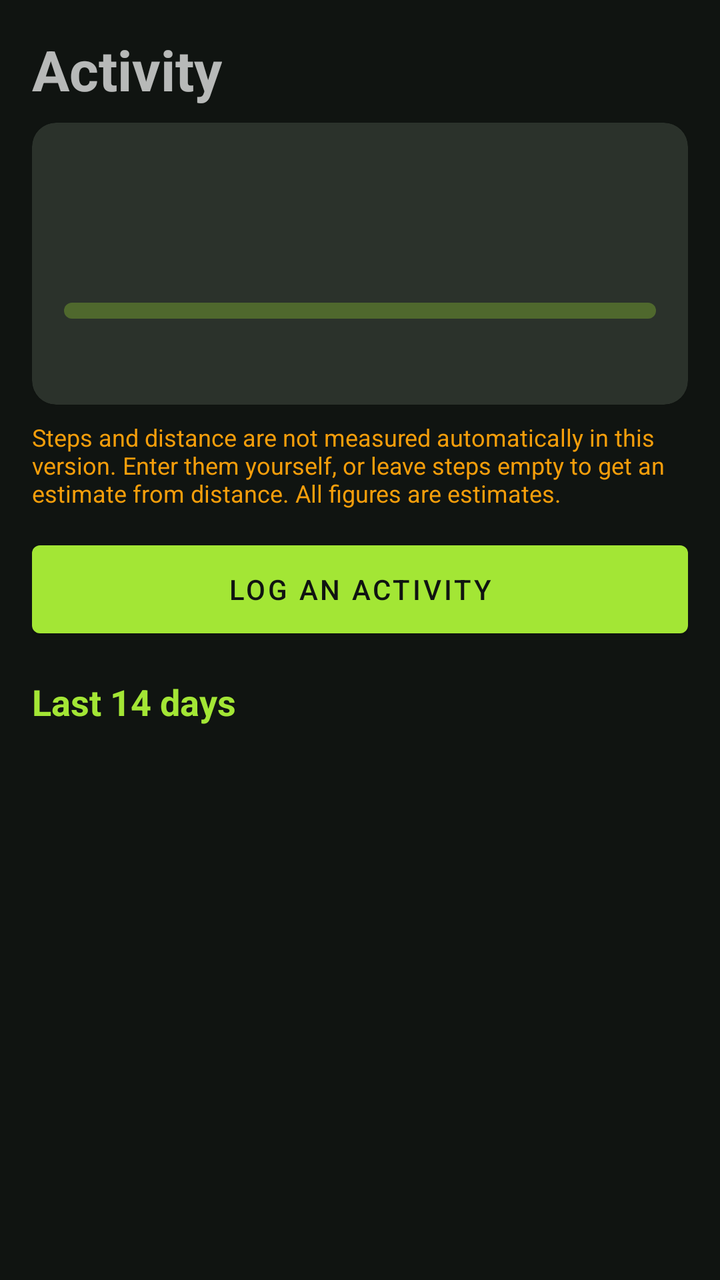
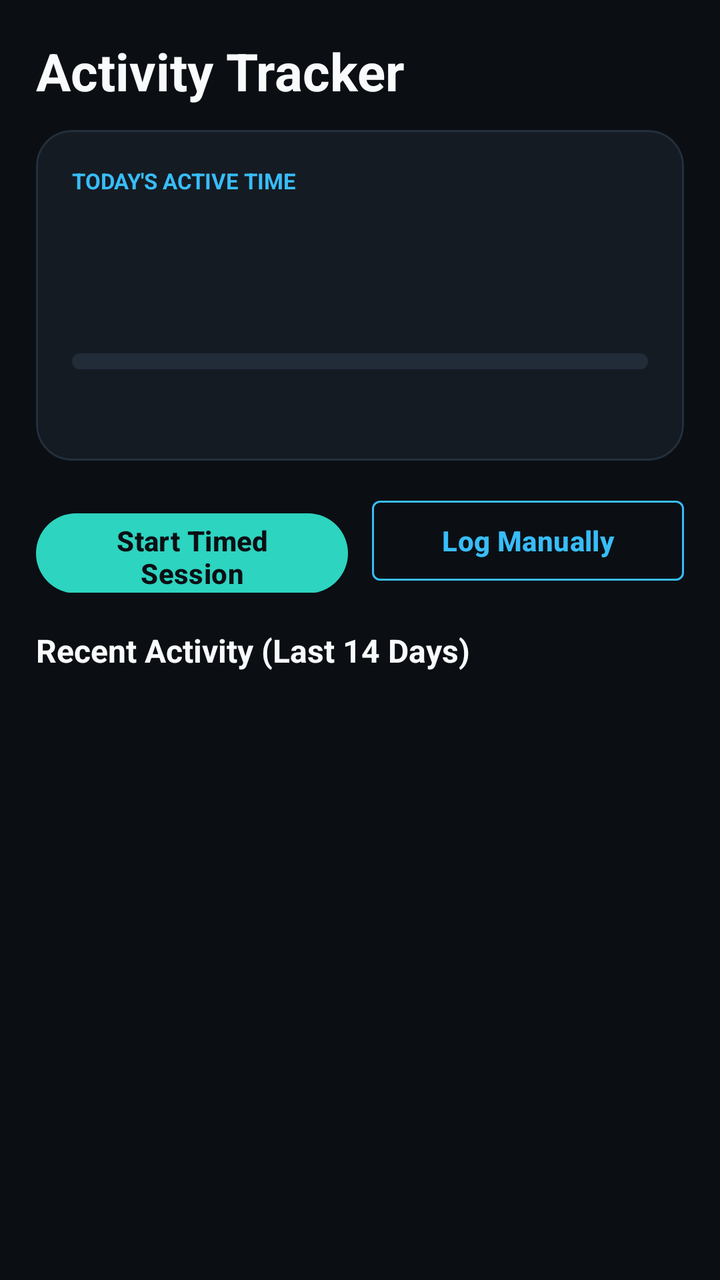

The first picture is an Android layout as it rendered before a commit; the second is the same layout after the commit. The layout source and the unified diff follow.
<!-- AndroidManifest.xml: application theme Theme.FitTrackerPro -->
<!-- res/layout/fragment_activity.xml -->
<?xml version="1.0" encoding="utf-8"?>
<LinearLayout xmlns:android="http://schemas.android.com/apk/res/android"
    xmlns:app="http://schemas.android.com/apk/res-auto"
    android:layout_width="match_parent"
    android:layout_height="match_parent"
    android:orientation="vertical"
    android:padding="16dp">

    <TextView
        android:layout_width="wrap_content"
        android:layout_height="wrap_content"
        android:text="Activity"
        android:textSize="28sp"
        android:textStyle="bold" />

    <com.google.android.material.card.MaterialCardView
        android:layout_width="match_parent"
        android:layout_height="wrap_content"
        android:layout_marginTop="8dp"
        app:cardCornerRadius="12dp">

        <LinearLayout
            android:layout_width="match_parent"
            android:layout_height="wrap_content"
            android:orientation="vertical"
            android:padding="16dp">

            <TextView
                android:id="@+id/tvActiveMinutes"
                android:layout_width="wrap_content"
                android:layout_height="wrap_content"
                android:textColor="@color/accent"
                android:textSize="32sp"
                android:textStyle="bold" />

            <TextView
                android:id="@+id/tvGoal"
                android:layout_width="wrap_content"
                android:layout_height="wrap_content"
                android:textColor="@color/text_secondary" />

            <com.google.android.material.progressindicator.LinearProgressIndicator
                android:id="@+id/progressActive"
                android:layout_width="match_parent"
                android:layout_height="wrap_content"
                android:layout_marginTop="12dp"
                app:trackCornerRadius="4dp"
                app:trackThickness="8dp" />

            <TextView
                android:id="@+id/tvTotals"
                android:layout_width="wrap_content"
                android:layout_height="wrap_content"
                android:layout_marginTop="8dp" />
        </LinearLayout>
    </com.google.android.material.card.MaterialCardView>

    <TextView
        android:layout_width="match_parent"
        android:layout_height="wrap_content"
        android:layout_marginTop="8dp"
        android:text="Steps and distance are not measured automatically in this version. Enter them yourself, or leave steps empty to get an estimate from distance. All figures are estimates."
        android:textColor="@color/warning"
        android:textSize="12sp" />

    <com.google.android.material.button.MaterialButton
        android:id="@+id/btnLogManual"
        android:layout_width="match_parent"
        android:layout_height="56dp"
        android:layout_marginTop="12dp"
        android:text="Log an activity" />

    <TextView
        android:layout_width="wrap_content"
        android:layout_height="wrap_content"
        android:layout_marginTop="16dp"
        android:text="Last 14 days"
        android:textColor="@color/accent"
        android:textSize="18sp"
        android:textStyle="bold" />

    <FrameLayout
        android:layout_width="match_parent"
        android:layout_height="0dp"
        android:layout_weight="1">

        <androidx.recyclerview.widget.RecyclerView
            android:id="@+id/rvActivities"
            android:layout_width="match_parent"
            android:layout_height="match_parent" />

        <TextView
            android:id="@+id/tvEmpty"
            android:layout_width="wrap_content"
            android:layout_height="wrap_content"
            android:layout_gravity="center"
            android:gravity="center"
            android:text="No activity yet.\nTap Log an activity to add one."
            android:textColor="@color/text_secondary"
            android:visibility="gone" />
    </FrameLayout>
</LinearLayout>
<!-- resources referenced by this layout -->
<resources>
  <color name="accent">#A3E635</color>
  <color name="text_secondary">#A3A3A3</color>
  <color name="warning">#F59E0B</color>
  <style name="Theme.FitTrackerPro" parent="Theme.MaterialComponents.NoActionBar">
          <item name="colorPrimary">@color/accent</item>
          <item name="colorPrimaryVariant">@color/accent_dark</item>
          <item name="colorOnPrimary">@color/background</item>
          <item name="colorSecondary">@color/accent</item>
          <item name="colorOnSecondary">@color/background</item>
          <item name="colorSurface">@color/card</item>
          <item name="colorOnSurface">@color/text_primary</item>
          <item name="colorOnBackground">@color/text_primary</item>
          <item name="colorError">@color/error</item>
          <item name="android:colorBackground">@color/background</item>
          <item name="android:windowBackground">@color/background</item>
          <item name="android:textColorPrimary">@color/text_primary</item>
          <item name="android:textColorSecondary">@color/text_secondary</item>
          <item name="android:statusBarColor">@color/background</item>
          <item name="android:navigationBarColor">@color/background</item>
      </style>
  <color name="accent_dark">#7FB827</color>
  <color name="background">#101411</color>
  <color name="card">#202820</color>
  <color name="text_primary">#FFFFFF</color>
  <color name="error">#EF4444</color>
</resources>

<!-- the commit's change to res/layout/fragment_activity.xml (unified diff, before → after) -->
@@ -3,47 +3,60 @@
     xmlns:app="http://schemas.android.com/apk/res-auto"
     android:layout_width="match_parent"
     android:layout_height="match_parent"
+    android:background="@color/background"
     android:orientation="vertical"
-    android:padding="16dp">
+    android:padding="18dp">
 
     <TextView
         android:layout_width="wrap_content"
         android:layout_height="wrap_content"
-        android:text="Activity"
-        android:textSize="28sp"
+        android:text="Activity Tracker"
+        android:textColor="@color/text_primary"
+        android:textSize="26sp"
         android:textStyle="bold" />
 
     <com.google.android.material.card.MaterialCardView
         android:layout_width="match_parent"
         android:layout_height="wrap_content"
-        android:layout_marginTop="8dp"
-        app:cardCornerRadius="12dp">
+        android:layout_marginTop="12dp">
 
         <LinearLayout
             android:layout_width="match_parent"
             android:layout_height="wrap_content"
             android:orientation="vertical"
-            android:padding="16dp">
+            android:padding="18dp">
+
+            <TextView
+                android:layout_width="wrap_content"
+                android:layout_height="wrap_content"
+                android:text="TODAY'S ACTIVE TIME"
+                android:textColor="@color/accent_cyan"
+                android:textSize="11sp"
+                android:textStyle="bold" />
 
             <TextView
                 android:id="@+id/tvActiveMinutes"
                 android:layout_width="wrap_content"
                 android:layout_height="wrap_content"
-                android:textColor="@color/accent"
-                android:textSize="32sp"
+                android:layout_marginTop="4dp"
+                android:textColor="@color/accent_emerald"
+                android:textSize="34sp"
                 android:textStyle="bold" />
 
             <TextView
                 android:id="@+id/tvGoal"
                 android:layout_width="wrap_content"
                 android:layout_height="wrap_content"
-                android:textColor="@color/text_secondary" />
+                android:textColor="@color/text_secondary"
+                android:textSize="13sp" />
 
             <com.google.android.material.progressindicator.LinearProgressIndicator
                 android:id="@+id/progressActive"
                 android:layout_width="match_parent"
                 android:layout_height="wrap_content"
                 android:layout_marginTop="12dp"
+                app:indicatorColor="@color/accent_emerald"
+                app:trackColor="@color/track_dark"
                 app:trackCornerRadius="4dp"
                 app:trackThickness="8dp" />
 
@@ -51,32 +64,46 @@
                 android:id="@+id/tvTotals"
                 android:layout_width="wrap_content"
                 android:layout_height="wrap_content"
-                android:layout_marginTop="8dp" />
+                android:layout_marginTop="10dp"
+                android:textColor="@color/text_primary"
+                android:textSize="13sp" />
         </LinearLayout>
     </com.google.android.material.card.MaterialCardView>
 
-    <TextView
+    <LinearLayout
         android:layout_width="match_parent"
         android:layout_height="wrap_content"
-        android:layout_marginTop="8dp"
-        android:text="Steps and distance are not measured automatically in this version. Enter them yourself, or leave steps empty to get an estimate from distance. All figures are estimates."
-        android:textColor="@color/warning"
-        android:textSize="12sp" />
+        android:layout_marginTop="14dp"
+        android:orientation="horizontal">
 
-    <com.google.android.material.button.MaterialButton
-        android:id="@+id/btnLogManual"
-        android:layout_width="match_parent"
-        android:layout_height="56dp"
-        android:layout_marginTop="12dp"
-        android:text="Log an activity" />
+        <com.google.android.material.button.MaterialButton
+            android:id="@+id/btnStartSession"
+            android:layout_width="0dp"
+            android:layout_height="52dp"
+            android:layout_marginEnd="6dp"
+            android:layout_weight="1"
+            android:text="Start Timed Session" />
+
+        <com.google.android.material.button.MaterialButton
+            android:id="@+id/btnLogManual"
+            style="@style/Widget.MaterialComponents.Button.OutlinedButton"
+            android:layout_width="0dp"
+            android:layout_height="52dp"
+            android:layout_marginStart="6dp"
+            android:layout_weight="1"
+            android:text="Log Manually"
+            android:textColor="@color/accent_cyan"
+            app:strokeColor="@color/accent_cyan" />
+    </LinearLayout>
 
     <TextView
         android:layout_width="wrap_content"
         android:layout_height="wrap_content"
-        android:layout_marginTop="16dp"
-        android:text="Last 14 days"
-        android:textColor="@color/accent"
-        android:textSize="18sp"
+        android:layout_marginTop="18dp"
+        android:layout_marginBottom="4dp"
+        android:text="Recent Activity (Last 14 Days)"
+        android:textColor="@color/text_primary"
+        android:textSize="16sp"
         android:textStyle="bold" />
 
     <FrameLayout
@@ -95,7 +122,7 @@
             android:layout_height="wrap_content"
             android:layout_gravity="center"
             android:gravity="center"
-            android:text="No activity yet.\nTap Log an activity to add one."
+            android:text="No activity logged yet.\nTap Start Timed Session or Log Manually above."
             android:textColor="@color/text_secondary"
             android:visibility="gone" />
     </FrameLayout>
<!-- resource entries referenced after the edit -->
@@ -1,13 +1,15 @@
 <!-- resources referenced by this layout -->
 <resources>
-  <color name="accent">#A3E635</color>
-  <color name="text_secondary">#A3A3A3</color>
-  <color name="warning">#F59E0B</color>
+  <color name="accent_cyan">#38BDF8</color>
+  <color name="accent_emerald">#34D399</color>
+  <color name="accent">#2DD4BF</color>
+  <color name="text_secondary">#94A3B8</color>
+  <color name="track_dark">#222B38</color>
   <style name="Theme.FitTrackerPro" parent="Theme.MaterialComponents.NoActionBar">
           <item name="colorPrimary">@color/accent</item>
           <item name="colorPrimaryVariant">@color/accent_dark</item>
           <item name="colorOnPrimary">@color/background</item>
-          <item name="colorSecondary">@color/accent</item>
+          <item name="colorSecondary">@color/accent_cyan</item>
           <item name="colorOnSecondary">@color/background</item>
           <item name="colorSurface">@color/card</item>
           <item name="colorOnSurface">@color/text_primary</item>
@@ -18,12 +20,31 @@
           <item name="android:textColorPrimary">@color/text_primary</item>
           <item name="android:textColorSecondary">@color/text_secondary</item>
           <item name="android:statusBarColor">@color/background</item>
-          <item name="android:navigationBarColor">@color/background</item>
+          <item name="android:navigationBarColor">@color/card</item>
+  
+          
+          <item name="materialButtonStyle">@style/Widget.FitTrackerPro.Button</item>
+          <item name="materialCardViewStyle">@style/Widget.FitTrackerPro.CardView</item>
       </style>
-  <color name="accent_dark">#7FB827</color>
-  <color name="background">#101411</color>
-  <color name="card">#202820</color>
-  <color name="text_primary">#FFFFFF</color>
+  <color name="accent_dark">#10B981</color>
+  <color name="background">#0B0F14</color>
+  <color name="card">#151B23</color>
+  <color name="text_primary">#F8FAFC</color>
   <color name="error">#EF4444</color>
+  <style name="Widget.FitTrackerPro.Button" parent="Widget.MaterialComponents.Button">
+          <item name="cornerRadius">24dp</item>
+          <item name="android:textAllCaps">false</item>
+          <item name="android:letterSpacing">0.01</item>
+          <item name="android:textStyle">bold</item>
+          <item name="elevation">0dp</item>
+      </style>
+  <style name="Widget.FitTrackerPro.CardView" parent="Widget.MaterialComponents.CardView">
+          <item name="cardBackgroundColor">@color/card</item>
+          <item name="cardCornerRadius">18dp</item>
+          <item name="cardElevation">0dp</item>
+          <item name="strokeColor">@color/card_stroke</item>
+          <item name="strokeWidth">1dp</item>
+      </style>
+  <color name="card_stroke">#242F3D</color>
 </resources>
 
